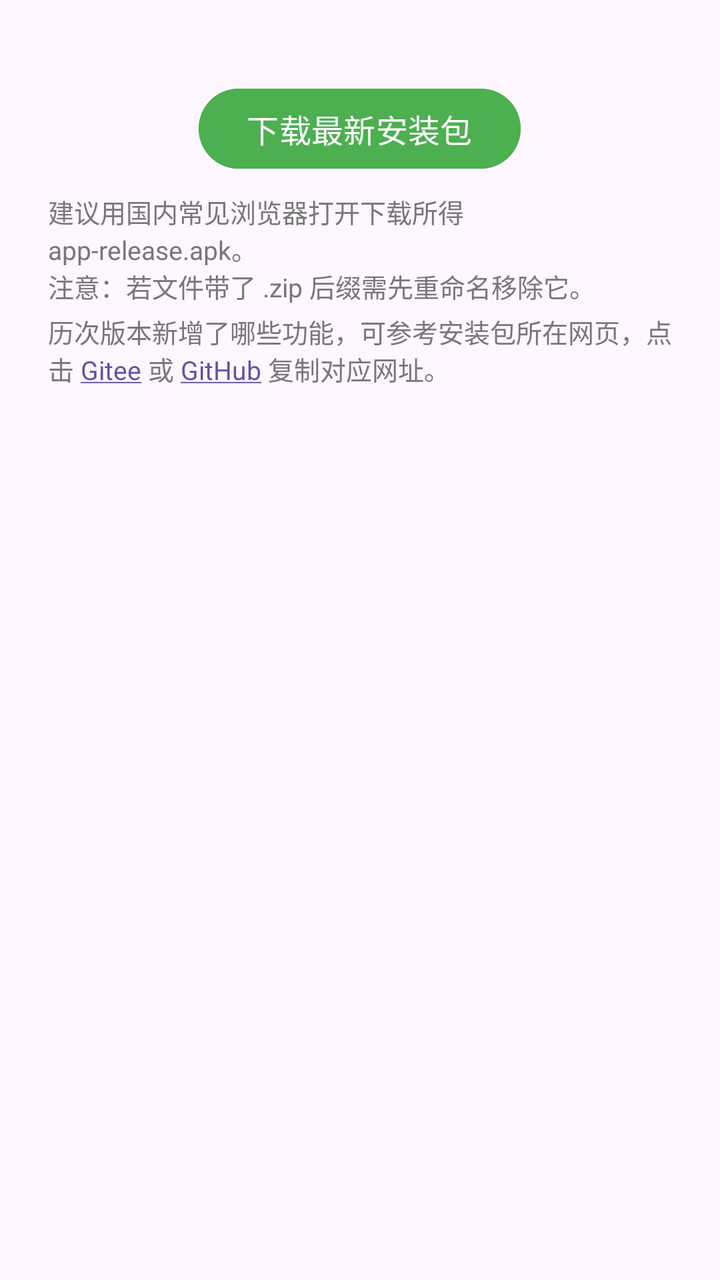
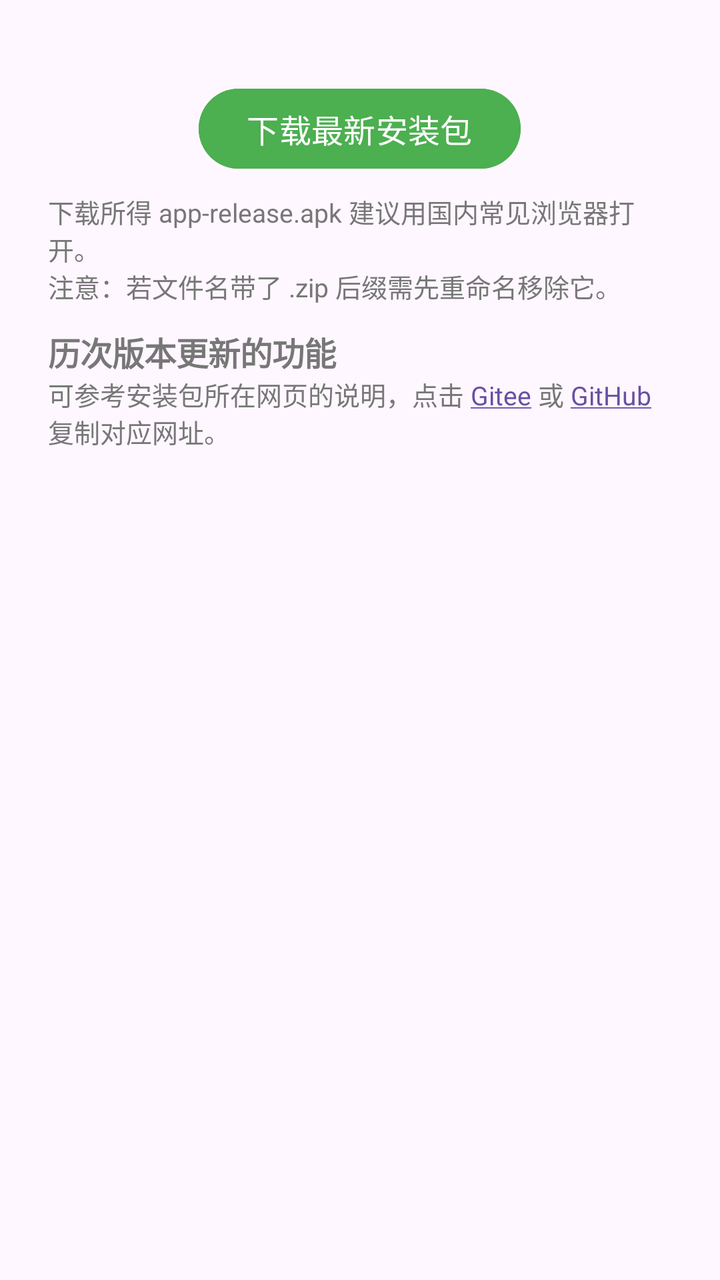

An Android layout rendered at two revisions. The XML below is the earlier revision; the diff shows what the commit changed to produce the second picture.
<!-- AndroidManifest.xml: application theme Theme.Basic -->
<!-- res/layout/dialog_version_update.xml -->
<?xml version="1.0" encoding="utf-8"?>
<LinearLayout xmlns:android="http://schemas.android.com/apk/res/android"
    android:layout_width="match_parent"
    android:layout_height="wrap_content"
    android:orientation="vertical"
    android:paddingStart="24dp"
    android:paddingTop="8dp"
    android:paddingEnd="24dp"
    android:paddingBottom="8dp">

    <TextView
        android:id="@+id/tv_version_detail"
        android:layout_width="match_parent"
        android:layout_height="wrap_content"
        android:layout_marginBottom="12dp"
        android:textColor="#555555"
        android:textSize="15sp" />

    <Button
        android:id="@+id/btn_latest_apk"
        android:layout_width="wrap_content"
        android:layout_height="wrap_content"
        android:layout_gravity="center_horizontal"
        android:backgroundTint="#4CAF50"
        android:text="@string/download_latest_apk"
        android:textColor="#FFFFFF"
        android:textSize="16sp" />

    <TextView
        android:layout_width="match_parent"
        android:layout_height="wrap_content"
        android:layout_marginTop="8dp"
        android:text="@string/latest_apk_download_hint"
        android:textColor="#777777"
        android:textSize="13sp" />

    <TextView
        android:id="@+id/tv_release_notes_hint"
        android:layout_width="match_parent"
        android:layout_height="wrap_content"
        android:layout_marginTop="4dp"
        android:linksClickable="true"
        android:text="@string/release_notes_hint"
        android:textColor="#777777"
        android:textSize="13sp" />

</LinearLayout>
<!-- resources referenced by this layout -->
<resources>
  <string name="download_latest_apk">下载最新安装包</string>
  <string name="latest_apk_download_hint">建议用国内常见浏览器打开下载所得 app-release.apk。\n注意：若文件带了 .zip 后缀需先重命名移除它。</string>
  <string name="release_notes_hint">历次版本新增了哪些功能，可参考安装包所在网页，点击 <a href="https://gitee.com/interest2/anti-addiction/releases">Gitee</a> 或 <a href="https://github.com/interest2/anti-addiction/releases">GitHub</a> 复制对应网址。</string>
  <style name="Theme.Basic" parent="Base.Theme.Basic" />
  <style name="Base.Theme.Basic" parent="Theme.Material3.DayNight.NoActionBar">
          
          
      </style>
</resources>

<!-- the commit's change to res/layout/dialog_version_update.xml (unified diff, before → after) -->
@@ -38,7 +38,7 @@
         android:id="@+id/tv_release_notes_hint"
         android:layout_width="match_parent"
         android:layout_height="wrap_content"
-        android:layout_marginTop="4dp"
+        android:layout_marginTop="12dp"
         android:linksClickable="true"
         android:text="@string/release_notes_hint"
         android:textColor="#777777"
<!-- resource entries referenced after the edit -->
@@ -1,8 +1,8 @@
 <!-- resources referenced by this layout -->
 <resources>
   <string name="download_latest_apk">下载最新安装包</string>
-  <string name="latest_apk_download_hint">建议用国内常见浏览器打开下载所得 app-release.apk。\n注意：若文件带了 .zip 后缀需先重命名移除它。</string>
-  <string name="release_notes_hint">历次版本新增了哪些功能，可参考安装包所在网页，点击 <a href="https://gitee.com/interest2/anti-addiction/releases">Gitee</a> 或 <a href="https://github.com/interest2/anti-addiction/releases">GitHub</a> 复制对应网址。</string>
+  <string name="latest_apk_download_hint">下载所得 app-release.apk 建议用国内常见浏览器打开。\n注意：若文件名带了 .zip 后缀需先重命名移除它。</string>
+  <string name="release_notes_hint"><big><b>历次版本更新的功能</b></big>\n可参考安装包所在网页的说明，点击 <a href="https://gitee.com/interest2/anti-addiction/releases">Gitee</a> 或 <a href="https://github.com/interest2/anti-addiction/releases">GitHub</a> 复制对应网址。</string>
   <style name="Theme.Basic" parent="Base.Theme.Basic" />
   <style name="Base.Theme.Basic" parent="Theme.Material3.DayNight.NoActionBar">
           
